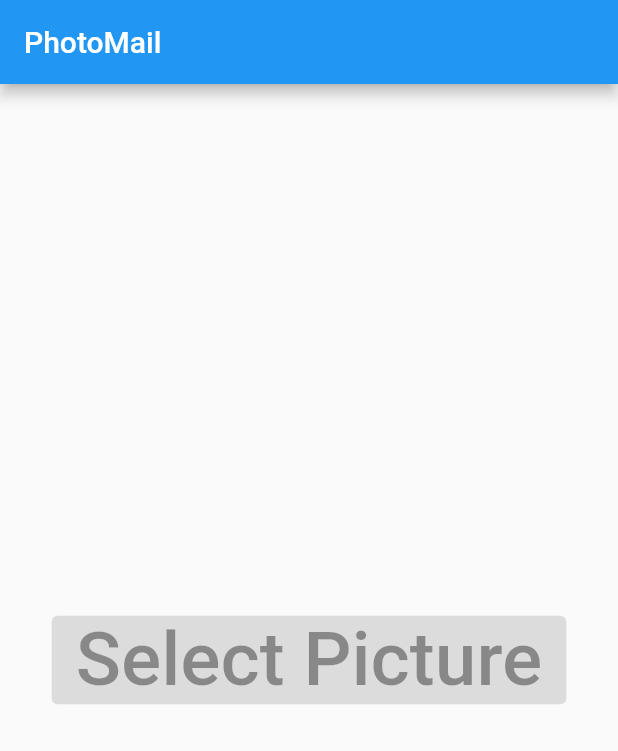
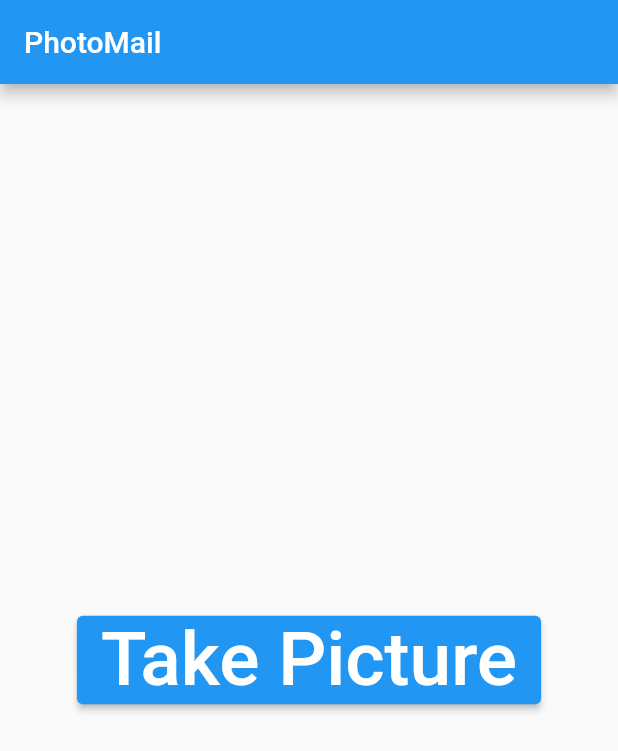
Before and after one commit to n00rsy/photomail, a Flutter app: the screen it shows after launch, on a phone screen of 412 x 824 dp. Shown: the top 751 px of the screen. Run offline on Flutter 3.47's test engine with Material 2 defaults, Android fonts, the phone set to English and light mode, and no system bars; our stand-ins replace image_picker.

Commit message:
take image prompt done

```diff
--- a/flutter_app/lib/main.dart
+++ b/flutter_app/lib/main.dart
@@ -1,4 +1,6 @@
 import 'package:flutter/material.dart';
+import 'package:image_picker/image_picker.dart';
+import 'dart:io';
 
 void main() {
   runApp(MyApp());
@@ -11,19 +13,7 @@ class MyApp extends StatelessWidget {
     return MaterialApp(
       title: 'Flutter Demo',
       theme: ThemeData(
-        // This is the theme of your application.
-        //
-        // Try running your application with "flutter run". You'll see the
-        // application has a blue toolbar. Then, without quitting the app, try
-        // changing the primarySwatch below to Colors.green and then invoke
-        // "hot reload" (press "r" in the console where you ran "flutter run",
-        // or simply save your changes to "hot reload" in a Flutter IDE).
-        // Notice that the counter didn't reset back to zero; the application
-        // is not restarted.
         primarySwatch: Colors.blue,
-        // This makes the visual density adapt to the platform that you run
-        // the app on. For desktop platforms, the controls will be smaller and
-        // closer together (more dense) than on mobile platforms.
         visualDensity: VisualDensity.adaptivePlatformDensity,
       ),
       home: MyHomePage(title: 'PhotoMail'),
@@ -33,74 +23,43 @@ class MyApp extends StatelessWidget {
 
 class MyHomePage extends StatefulWidget {
   MyHomePage({Key key, this.title}) : super(key: key);
-
-  // This widget is the home page of your application. It is stateful, meaning
-  // that it has a State object (defined below) that contains fields that affect
-  // how it looks.
-
-  // This class is the configuration for the state. It holds the values (in this
-  // case the title) provided by the parent (in this case the App widget) and
-  // used by the build method of the State. Fields in a Widget subclass are
-  // always marked "final".
-
   final String title;
-
   @override
   _MyHomePageState createState() => _MyHomePageState();
 }
 
 class _MyHomePageState extends State<MyHomePage> {
-  int _counter = 0;
+  File _image;
+  final picker = ImagePicker();
 
-  void _incrementCounter() {
+  Future getImage() async {
+    print("getting image");
+    final pickedFile = await picker.getImage(source: ImageSource.camera);
+
     setState(() {
-      // This call to setState tells the Flutter framework that something has
-      // changed in this State, which causes it to rerun the build method below
-      // so that the display can reflect the updated values. If we changed
-      // _counter without calling setState(), then the build method would not be
-      // called again, and so nothing would appear to happen.
-      _counter++;
+      if (pickedFile != null) {
+        _image = File(pickedFile.path);
+        // do stuff with image here
+      } else {
+        print('No image selected.');
+      }
     });
   }
 
   @override
   Widget build(BuildContext context) {
-    // This method is rerun every time setState is called, for instance as done
-    // by the _incrementCounter method above.
-    //
-    // The Flutter framework has been optimized to make rerunning build methods
-    // fast, so that you can just rebuild anything that needs updating rather
-    // than having to individually change instances of widgets.
     return Scaffold(
       appBar: AppBar(
-        // Here we take the value from the MyHomePage object that was created by
-        // the App.build method, and use it to set our appbar title.
         title: Text(widget.title),
       ),
       body: Center(
-        // Center is a layout widget. It takes a single child and positions it
-        // in the middle of the parent.
         child: Column(
-          // Column is also a layout widget. It takes a list of children and
-          // arranges them vertically. By default, it sizes itself to fit its
-          // children horizontally, and tries to be as tall as its parent.
-          //
-          // Invoke "debug painting" (press "p" in the console, choose the
-          // "Toggle Debug Paint" action from the Flutter Inspector in Android
-          // Studio, or the "Toggle Debug Paint" command in Visual Studio Code)
-          // to see the wireframe for each widget.
-          //
-          // Column has various properties to control how it sizes itself and
-          // how it positions its children. Here we use mainAxisAlignment to
-          // center the children vertically; the main axis here is the vertical
-          // axis because Columns are vertical (the cross axis would be
-          // horizontal).
           mainAxisAlignment: MainAxisAlignment.center,
           children: <Widget>[
-            ElevatedButton(onPressed: null,
+            ElevatedButton(onPressed: getImage,
                 child:
                 Text(
-                    "Select Picture",
+                    "Take Picture",
                   style: TextStyle(fontSize: 50),
                 ))
           ],
```
